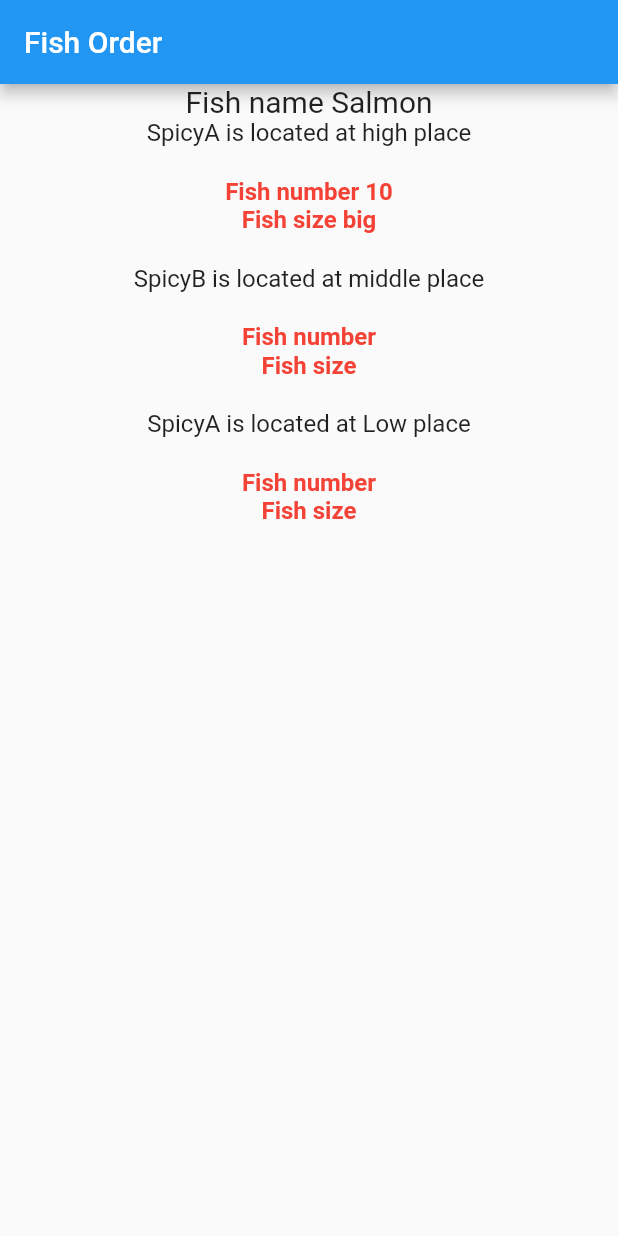
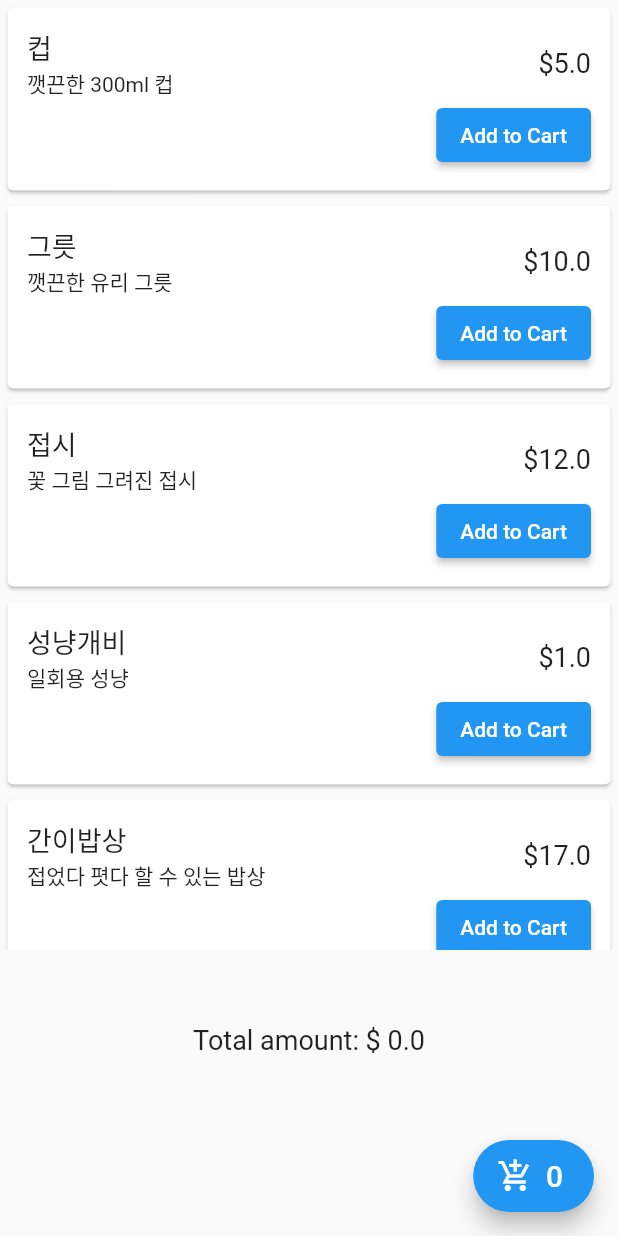
Before and after one commit to sungmin-choi/toonflix, a Flutter app: the screen it shows after launch, on a phone screen of 412 x 824 dp. Run offline on Flutter 3.47's test engine with Material 2 defaults, Android fonts, the phone set to English and light mode, and no system bars; our stand-ins replace get.

Commit message:
GetX를 활용한 간단한 쇼핑 페이지 구현

```diff
--- /dev/null
+++ b/lib/controller/cart_controller.dart
@@ -0,0 +1,11 @@
+import 'package:get/get.dart';
+import 'package:toonflix/model/product.dart';
+
+class CartController extends GetxController {
+  var cartItems = <Product>[].obs;
+  double get totalPrice => cartItems.fold(0, (e, item) => e + item.price);
+  int get count => cartItems.length;
+  void addToCart(Product product) {
+    cartItems.add(product);
+  }
+}
--- /dev/null
+++ b/lib/controller/shopping_controller.dart
@@ -0,0 +1,35 @@
+import 'package:get/get.dart';
+
+import '../model/product.dart';
+
+class ShoppingController extends GetxController {
+  var products = <Product>[].obs;
+  @override
+  void onInit() {
+    super.onInit();
+    fetchData();
+  }
+
+  void fetchData() async {
+    await Future.delayed(const Duration(seconds: 2));
+    var productsData = [
+      Product(
+          id: 1, productName: '컵', productDescription: '깻끈한 300ml 컵', price: 5),
+      Product(
+          id: 2, productName: '그릇', productDescription: '깻끈한 유리 그릇', price: 10),
+      Product(
+          id: 3,
+          productName: '접시',
+          productDescription: '꽃 그림 그려진 접시',
+          price: 12),
+      Product(
+          id: 4, productName: '성냥개비', productDescription: '일회용 성냥', price: 1),
+      Product(
+          id: 5,
+          productName: '간이밥상',
+          productDescription: '접었다 폇다 할 수 있는 밥상',
+          price: 17)
+    ];
+    products.assignAll(productsData);
+  }
+}
--- a/lib/main.dart
+++ b/lib/main.dart
@@ -1,6 +1,5 @@
 import 'package:flutter/material.dart';
-import 'package:provider/provider.dart';
-import 'package:toonflix/widgets/fish_model.dart';
+import 'package:toonflix/view/shopping_page.dart';
 
 void main() {
   runApp(const App());
@@ -11,135 +10,9 @@ class App extends StatelessWidget {
 
   @override
   Widget build(BuildContext context) {
-    return Provider(
-      create: (context) => FishModel(name: 'Salmon', number: 10, size: 'big'),
-      child: const MaterialApp(
-        home: FishOrder(),
-      ),
+    return MaterialApp(
+      title: 'Flutter Demo',
+      home: ShoppingPage(),
     );
   }
 }
-
-class FishOrder extends StatelessWidget {
-  const FishOrder({super.key});
-
-  @override
-  Widget build(BuildContext context) {
-    return Scaffold(
-      appBar: AppBar(
-        title: const Text('Fish Order'),
-      ),
-      body: Center(
-        child: Column(
-          children: [
-            Text('Fish name ${Provider.of<FishModel>(context).name}',
-                style: const TextStyle(fontSize: 20)),
-            const High()
-          ],
-        ),
-      ),
-    );
-  }
-}
-
-class High extends StatelessWidget {
-  const High({super.key});
-
-  @override
-  Widget build(BuildContext context) {
-    return Column(
-      children: const [
-        Text('SpicyA is located at high place', style: TextStyle(fontSize: 16)),
-        SizedBox(height: 20),
-        SpicyA()
-      ],
-    );
-  }
-}
-
-class SpicyA extends StatelessWidget {
-  const SpicyA({super.key});
-
-  @override
-  Widget build(BuildContext context) {
-    return Column(
-      children: [
-        Text('Fish number ${Provider.of<FishModel>(context).number}',
-            style: const TextStyle(
-                fontSize: 16, color: Colors.red, fontWeight: FontWeight.bold)),
-        Text('Fish size ${Provider.of<FishModel>(context).size}',
-            style: const TextStyle(
-                fontSize: 16, color: Colors.red, fontWeight: FontWeight.bold)),
-        const SizedBox(height: 20),
-        const Middle()
-      ],
-    );
-  }
-}
-
-class Middle extends StatelessWidget {
-  const Middle({super.key});
-
-  @override
-  Widget build(BuildContext context) {
-    return Column(children: const [
-      Text('SpicyB is located at middle place', style: TextStyle(fontSize: 16)),
-      SizedBox(height: 20),
-      SpicyB()
-    ]);
-  }
-}
-
-class SpicyB extends StatelessWidget {
-  const SpicyB({super.key});
-
-  @override
-  Widget build(BuildContext context) {
-    return Column(
-      children: const [
-        Text('Fish number',
-            style: TextStyle(
-                fontSize: 16, color: Colors.red, fontWeight: FontWeight.bold)),
-        Text('Fish size',
-            style: TextStyle(
-                fontSize: 16, color: Colors.red, fontWeight: FontWeight.bold)),
-        SizedBox(height: 20),
-        Low()
-      ],
-    );
-  }
-}
-
-class Low extends StatelessWidget {
-  const Low({super.key});
-
-  @override
-  Widget build(BuildContext context) {
-    return Column(
-      children: const [
-        Text('SpicyA is located at Low place', style: TextStyle(fontSize: 16)),
-        SizedBox(height: 20),
-        SpicyC()
-      ],
-    );
-  }
-}
-
-class SpicyC extends StatelessWidget {
-  const SpicyC({super.key});
-
-  @override
-  Widget build(BuildContext context) {
-    return Column(
-      children: const [
-        Text('Fish number',
-            style: TextStyle(
-                fontSize: 16, color: Colors.red, fontWeight: FontWeight.bold)),
-        Text('Fish size',
-            style: TextStyle(
-                fontSize: 16, color: Colors.red, fontWeight: FontWeight.bold)),
-        SizedBox(height: 20),
-      ],
-    );
-  }
-}
--- /dev/null
+++ b/lib/model/product.dart
@@ -0,0 +1,12 @@
+class Product {
+  final int id;
+  final String productName;
+  final String productDescription;
+  final double price;
+
+  Product(
+      {required this.id,
+      required this.productName,
+      required this.productDescription,
+      required this.price});
+}
--- /dev/null
+++ b/lib/view/shopping_page.dart
@@ -0,0 +1,81 @@
+import 'package:flutter/material.dart';
+import 'package:get/get.dart';
+import 'package:toonflix/controller/shopping_controller.dart';
+import 'package:toonflix/controller/cart_controller.dart';
+
+class ShoppingPage extends StatelessWidget {
+  ShoppingPage({super.key});
+  final shoppingController = Get.put(ShoppingController());
+  final cartController = Get.put(CartController());
+  @override
+  Widget build(BuildContext context) {
+    return Scaffold(
+      body: Padding(
+        padding: const EdgeInsets.only(bottom: 120),
+        child: Column(
+          children: [
+            Expanded(
+              child: GetX<ShoppingController>(builder: (controller) {
+                return ListView.builder(
+                  itemCount: controller.products.length,
+                  itemBuilder: (context, index) => Card(
+                    margin: const EdgeInsets.all(5),
+                    child: Padding(
+                      padding: const EdgeInsets.all(13),
+                      child: Column(
+                        crossAxisAlignment: CrossAxisAlignment.end,
+                        children: [
+                          Row(
+                            mainAxisAlignment: MainAxisAlignment.spaceBetween,
+                            children: [
+                              Column(
+                                crossAxisAlignment: CrossAxisAlignment.start,
+                                children: [
+                                  Text(
+                                    controller.products[index].productName,
+                                    style: const TextStyle(fontSize: 18),
+                                  ),
+                                  Text(controller
+                                      .products[index].productDescription)
+                                ],
+                              ),
+                              Text(
+                                '\$${controller.products[index].price}',
+                                style: const TextStyle(fontSize: 18),
+                              )
+                            ],
+                          ),
+                          ElevatedButton(
+                              onPressed: () => {
+                                    cartController
+                                        .addToCart(controller.products[index])
+                                  },
+                              child: const Text('Add to Cart'))
+                        ],
+                      ),
+                    ),
+                  ),
+                );
+              }),
+            ),
+            const SizedBox(height: 50),
+            GetX<CartController>(builder: (controller) {
+              return Text(
+                'Total amount: \$ ${controller.totalPrice}',
+                style: const TextStyle(fontSize: 18),
+              );
+            })
+          ],
+        ),
+      ),
+      floatingActionButton: GetX<CartController>(builder: (controller) {
+        return FloatingActionButton.extended(
+          onPressed: () => {},
+          label: Text(controller.count.toString(),
+              style: const TextStyle(fontSize: 20)),
+          icon: const Icon(Icons.add_shopping_cart_sharp),
+        );
+      }),
+    );
+  }
+}
--- a/pubspec.yaml
+++ b/pubspec.yaml
@@ -37,6 +37,7 @@ dependencies:
   # Use with the CupertinoIcons class for iOS style icons.
   cupertino_icons: ^1.0.2
   provider: ^6.0.5
+  get: ^4.6.5
 
 dev_dependencies:
   flutter_test:
```
Also changed, not shown: pubspec.lock.
